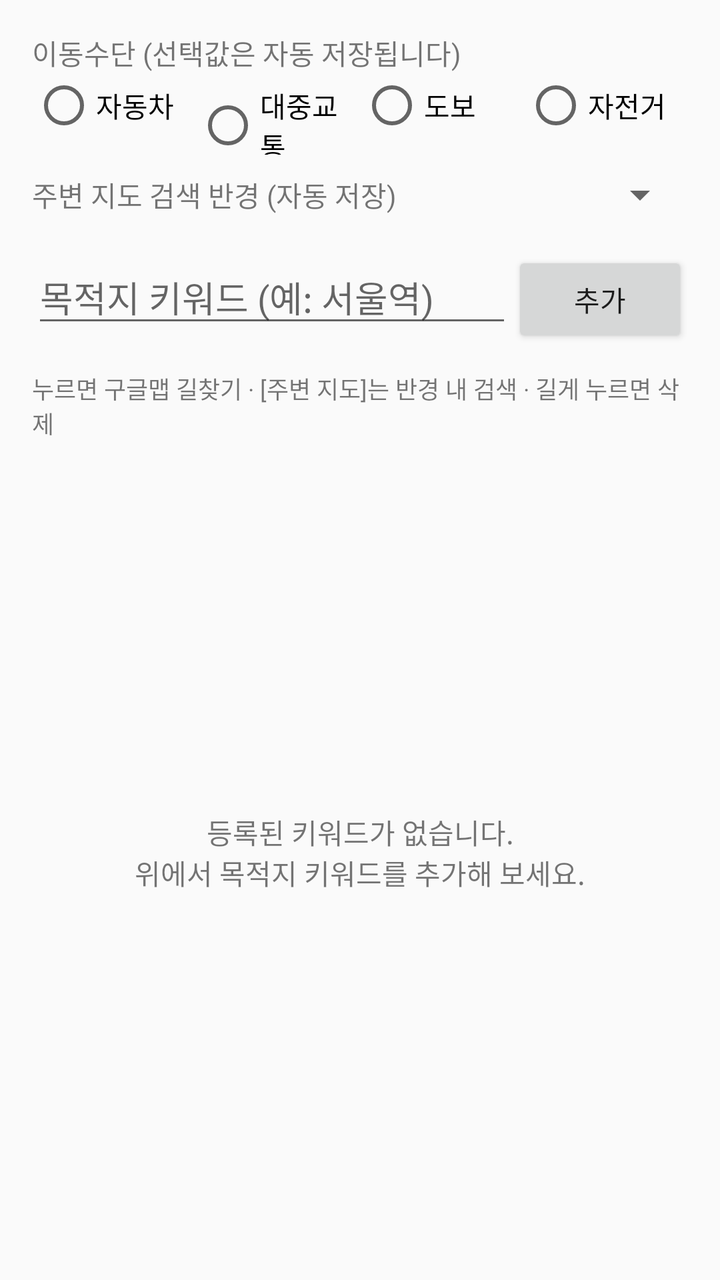
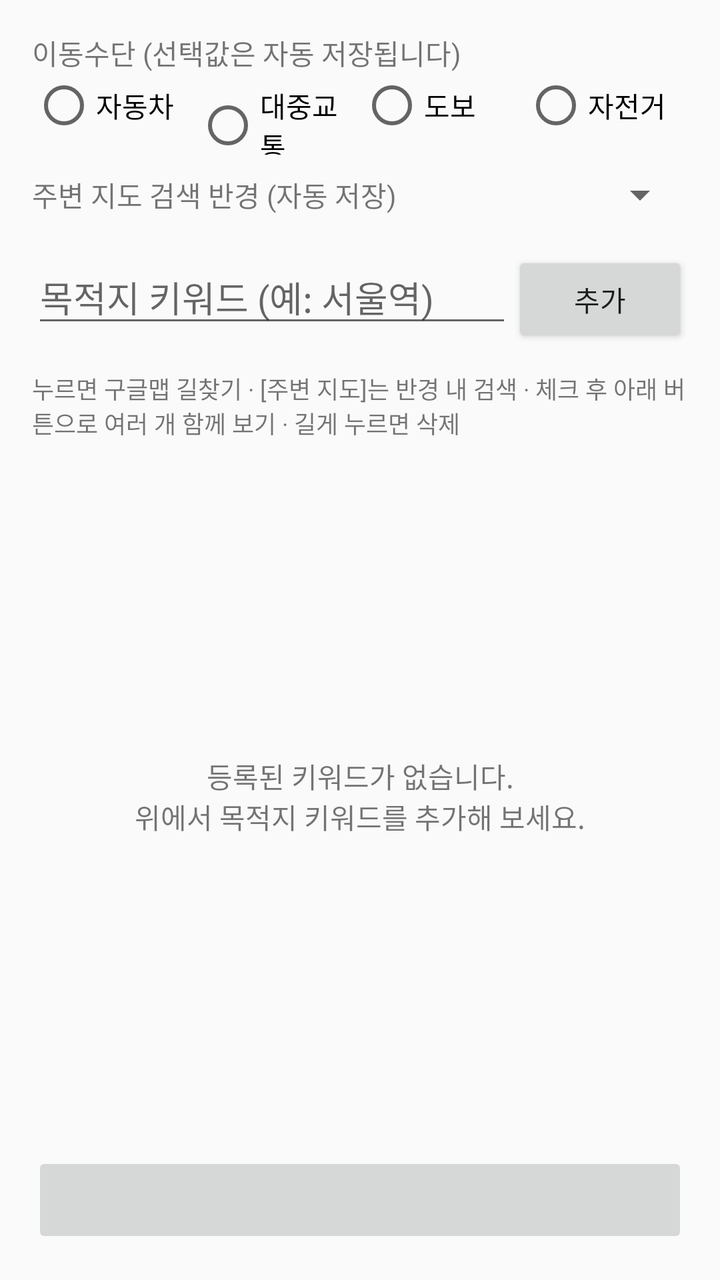

An Android layout rendered at two revisions. The XML below is the earlier revision; the diff shows what the commit changed to produce the second picture.
<!-- AndroidManifest.xml: application theme Theme.MapKeywords -->
<!-- res/layout/activity_main.xml -->
<?xml version="1.0" encoding="utf-8"?>
<LinearLayout xmlns:android="http://schemas.android.com/apk/res/android"
    android:layout_width="match_parent"
    android:layout_height="match_parent"
    android:orientation="vertical"
    android:padding="16dp">

    <TextView
        android:layout_width="wrap_content"
        android:layout_height="wrap_content"
        android:text="@string/travel_mode"
        android:textSize="14sp" />

    <RadioGroup
        android:id="@+id/modeGroup"
        android:layout_width="match_parent"
        android:layout_height="wrap_content"
        android:orientation="horizontal">

        <RadioButton
            android:id="@+id/modeDriving"
            android:layout_width="0dp"
            android:layout_height="wrap_content"
            android:layout_weight="1"
            android:text="@string/mode_driving" />

        <RadioButton
            android:id="@+id/modeTransit"
            android:layout_width="0dp"
            android:layout_height="wrap_content"
            android:layout_weight="1"
            android:text="@string/mode_transit" />

        <RadioButton
            android:id="@+id/modeWalking"
            android:layout_width="0dp"
            android:layout_height="wrap_content"
            android:layout_weight="1"
            android:text="@string/mode_walking" />

        <RadioButton
            android:id="@+id/modeBicycling"
            android:layout_width="0dp"
            android:layout_height="wrap_content"
            android:layout_weight="1"
            android:text="@string/mode_bicycling" />
    </RadioGroup>

    <LinearLayout
        android:layout_width="match_parent"
        android:layout_height="wrap_content"
        android:layout_marginTop="8dp"
        android:gravity="center_vertical"
        android:orientation="horizontal">

        <TextView
            android:layout_width="0dp"
            android:layout_height="wrap_content"
            android:layout_weight="1"
            android:text="@string/radius_label"
            android:textSize="14sp" />

        <Spinner
            android:id="@+id/radiusSpinner"
            android:layout_width="wrap_content"
            android:layout_height="wrap_content" />
    </LinearLayout>

    <LinearLayout
        android:layout_width="match_parent"
        android:layout_height="wrap_content"
        android:layout_marginTop="16dp"
        android:orientation="horizontal">

        <EditText
            android:id="@+id/keywordInput"
            android:layout_width="0dp"
            android:layout_height="wrap_content"
            android:layout_weight="1"
            android:hint="@string/keyword_hint"
            android:imeOptions="actionDone"
            android:inputType="text"
            android:maxLines="1" />

        <Button
            android:id="@+id/addButton"
            android:layout_width="wrap_content"
            android:layout_height="wrap_content"
            android:text="@string/add" />
    </LinearLayout>

    <TextView
        android:layout_width="wrap_content"
        android:layout_height="wrap_content"
        android:layout_marginTop="12dp"
        android:text="@string/list_help"
        android:textSize="12sp" />

    <FrameLayout
        android:layout_width="match_parent"
        android:layout_height="0dp"
        android:layout_marginTop="8dp"
        android:layout_weight="1">

        <ListView
            android:id="@+id/keywordList"
            android:layout_width="match_parent"
            android:layout_height="match_parent" />

        <TextView
            android:id="@+id/emptyView"
            android:layout_width="match_parent"
            android:layout_height="match_parent"
            android:gravity="center"
            android:text="@string/empty_list" />
    </FrameLayout>

</LinearLayout>
<!-- resources referenced by this layout -->
<resources>
  <string name="add">추가</string>
  <string name="empty_list">등록된 키워드가 없습니다.\n위에서 목적지 키워드를 추가해 보세요.</string>
  <string name="keyword_hint">목적지 키워드 (예: 서울역)</string>
  <string name="list_help">누르면 구글맵 길찾기 · [주변 지도]는 반경 내 검색 · 길게 누르면 삭제</string>
  <string name="mode_bicycling">자전거</string>
  <string name="mode_driving">자동차</string>
  <string name="mode_transit">대중교통</string>
  <string name="mode_walking">도보</string>
  <string name="radius_label">주변 지도 검색 반경 (자동 저장)</string>
  <string name="travel_mode">이동수단 (선택값은 자동 저장됩니다)</string>
  <style name="Theme.MapKeywords" parent="Theme.AppCompat.DayNight.DarkActionBar" />
</resources>

<!-- the commit's change to res/layout/activity_main.xml (unified diff, before → after) -->
@@ -115,4 +115,11 @@
             android:text="@string/empty_list" />
     </FrameLayout>
 
+    <Button
+        android:id="@+id/multiButton"
+        android:layout_width="match_parent"
+        android:layout_height="wrap_content"
+        android:layout_marginTop="8dp"
+        android:enabled="false" />
+
 </LinearLayout>
<!-- resource entries referenced after the edit -->
@@ -3,7 +3,7 @@
   <string name="add">추가</string>
   <string name="empty_list">등록된 키워드가 없습니다.\n위에서 목적지 키워드를 추가해 보세요.</string>
   <string name="keyword_hint">목적지 키워드 (예: 서울역)</string>
-  <string name="list_help">누르면 구글맵 길찾기 · [주변 지도]는 반경 내 검색 · 길게 누르면 삭제</string>
+  <string name="list_help">누르면 구글맵 길찾기 · [주변 지도]는 반경 내 검색 · 체크 후 아래 버튼으로 여러 개 함께 보기 · 길게 누르면 삭제</string>
   <string name="mode_bicycling">자전거</string>
   <string name="mode_driving">자동차</string>
   <string name="mode_transit">대중교통</string>
